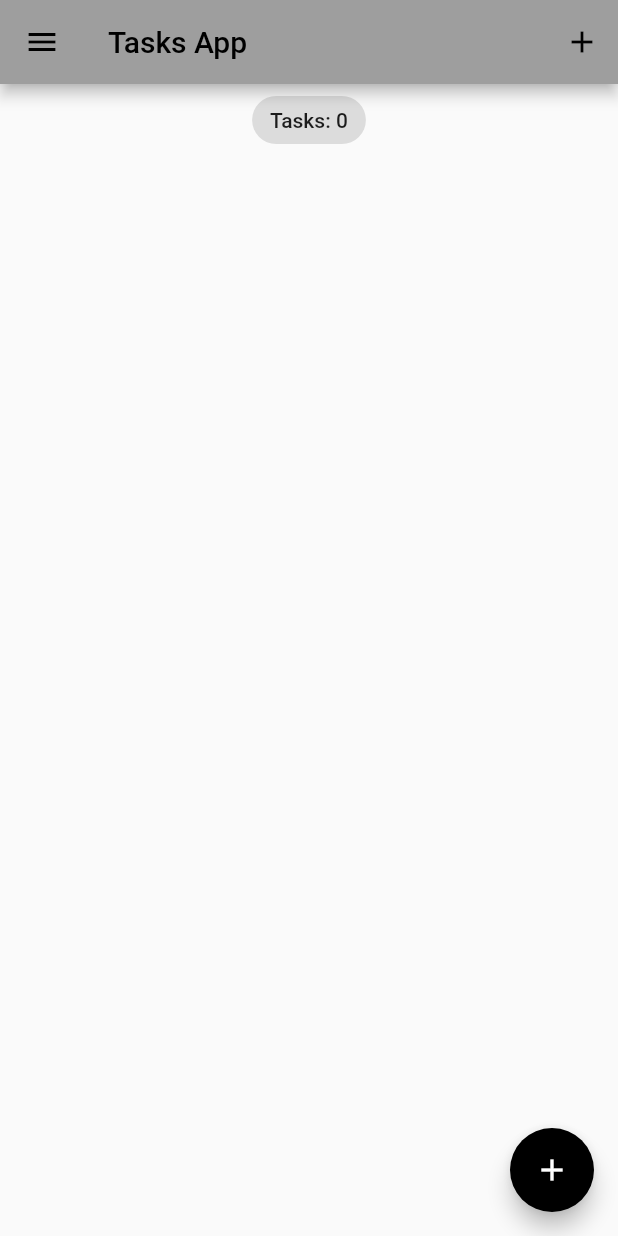
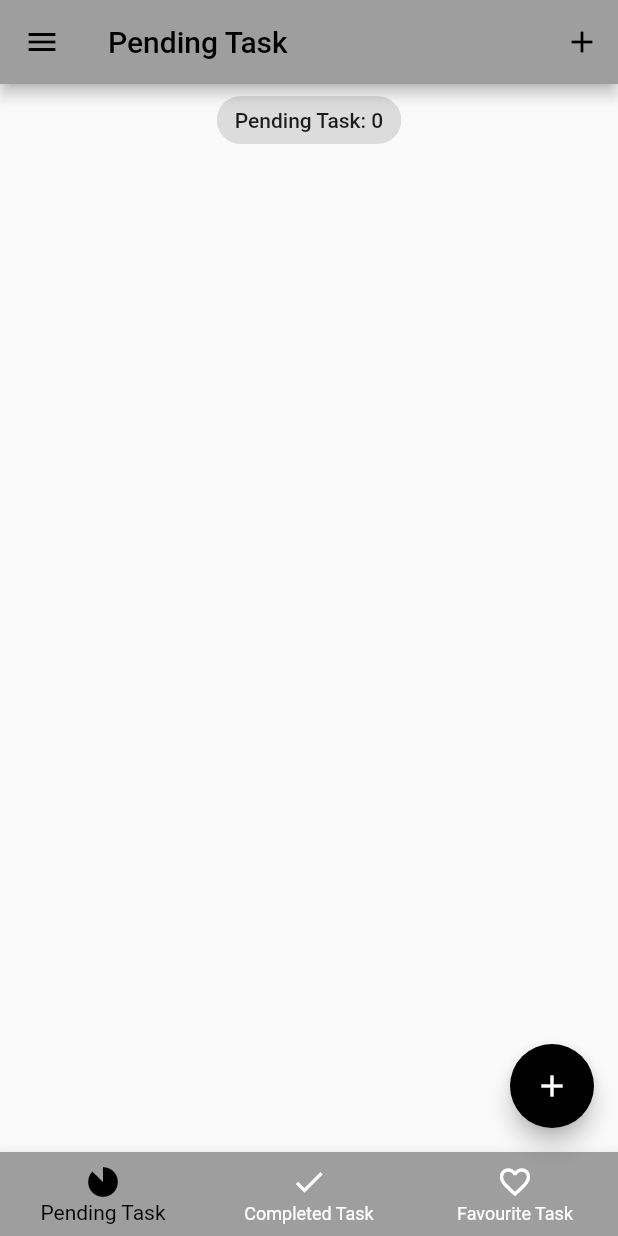
Before and after one commit to quanganhnguyen001/Task_App, a Flutter app: the screen it shows after launch, on a phone screen of 412 x 824 dp. Run offline on Flutter 3.47's test engine with Material 2 defaults, Android fonts, the phone set to English and light mode, and no system bars; our stand-ins replace bloc, equatable, flutter_bloc, hydrated_bloc.

Commit message:
Add Multiple Screens

```diff
--- a/task_app/lib/blocs/task_bloc/task_bloc.dart
+++ b/task_app/lib/blocs/task_bloc/task_bloc.dart
@@ -18,7 +18,9 @@ class TaskBloc extends HydratedBloc<TaskEvent, TaskState> {
   void _onAddTask(AddTask event, Emitter<TaskState> emit) {
     final state = this.state;
     emit(TaskState(
-      allTask: List.from(state.allTask)..add(event.task),
+      pendingTask: List.from(state.pendingTask)..add(event.task),
+      completedTask: state.completedTask,
+      favoriteTask: state.favoriteTask,
       removeTask: state.removeTask,
     ));
   }
@@ -26,26 +28,44 @@ class TaskBloc extends HydratedBloc<TaskEvent, TaskState> {
   void _onUpdateTask(UpdateTask event, Emitter<TaskState> emit) {
     final state = this.state;
     final task = event.task;
-    final int index = state.allTask.indexOf(task);
-    List<Task> allTask = List.from(state.allTask)..remove(task);
+
+    List<Task> pendingTask = state.pendingTask;
+    List<Task> completedTask = state.completedTask;
     task.isDone == false
-        ? allTask.insert(index, task.copyWith(isDone: true))
-        : allTask.insert(index, task.copyWith(isDone: false));
+        ? {
+            pendingTask = List.from(pendingTask)..remove(task),
+            completedTask = List.from(completedTask)
+              ..insert(0, task.copyWith(isDone: true)),
+          }
+        : {
+            completedTask = List.from(completedTask)..remove(task),
+            pendingTask = List.from(pendingTask)
+              ..insert(0, task.copyWith(isDone: false)),
+          };
 
-    emit(TaskState(allTask: allTask, removeTask: state.removeTask));
+    emit(TaskState(
+      pendingTask: pendingTask,
+      completedTask: completedTask,
+      favoriteTask: state.favoriteTask,
+      removeTask: state.removeTask,
+    ));
   }
 
   void _onDeleteTask(DeleteTask event, Emitter<TaskState> emit) {
     final state = this.state;
     emit(TaskState(
-        allTask: state.allTask,
+        pendingTask: state.pendingTask,
+        completedTask: state.completedTask,
+        favoriteTask: state.favoriteTask,
         removeTask: List.from(state.removeTask)..remove(event.task)));
   }
 
   void _onRemoveTask(RemoveTask event, Emitter<TaskState> emit) {
     final state = this.state;
     emit(TaskState(
-      allTask: List.from(state.allTask)..remove(event.task),
+      pendingTask: List.from(state.pendingTask)..remove(event.task),
+      completedTask: List.from(state.completedTask)..remove(event.task),
+      favoriteTask: List.from(state.favoriteTask)..remove(event.task),
       removeTask: List.from(state.removeTask)
         ..add(event.task.copyWith(isDeleted: true)),
     ));
--- a/task_app/lib/blocs/task_bloc/task_state.dart
+++ b/task_app/lib/blocs/task_bloc/task_state.dart
@@ -1,18 +1,33 @@
 part of 'task_bloc.dart';
 
 class TaskState extends Equatable {
-  final List<Task> allTask;
+  final List<Task> pendingTask;
+  final List<Task> completedTask;
+  final List<Task> favoriteTask;
   final List<Task> removeTask;
-  const TaskState(
-      {this.allTask = const <Task>[], this.removeTask = const <Task>[]});
+  const TaskState({
+    this.pendingTask = const <Task>[],
+    this.completedTask = const <Task>[],
+    this.favoriteTask = const <Task>[],
+    this.removeTask = const <Task>[],
+  });
 
   @override
-  List<Object> get props => [allTask, removeTask];
+  List<Object> get props => [
+        pendingTask,
+        completedTask,
+        favoriteTask,
+        removeTask,
+      ];
 
   Map<String, dynamic> toMap() {
     final result = <String, dynamic>{};
 
-    result.addAll({'allTask': allTask.map((x) => x.toMap()).toList()});
+    result.addAll({'pendingTask': pendingTask.map((x) => x.toMap()).toList()});
+    result.addAll(
+        {'completedTask': completedTask.map((x) => x.toMap()).toList()});
+    result
+        .addAll({'favoriteTask': favoriteTask.map((x) => x.toMap()).toList()});
     result.addAll({'removeTask': removeTask.map((x) => x.toMap()).toList()});
 
     return result;
@@ -20,7 +35,12 @@ class TaskState extends Equatable {
 
   factory TaskState.fromMap(Map<String, dynamic> map) {
     return TaskState(
-      allTask: List<Task>.from(map['allTask']?.map((x) => Task.fromMap(x))),
+      pendingTask:
+          List<Task>.from(map['pendingTask']?.map((x) => Task.fromMap(x))),
+      completedTask:
+          List<Task>.from(map['completedTask']?.map((x) => Task.fromMap(x))),
+      favoriteTask:
+          List<Task>.from(map['favoriteTask']?.map((x) => Task.fromMap(x))),
       removeTask:
           List<Task>.from(map['removeTask']?.map((x) => Task.fromMap(x))),
     );
--- a/task_app/lib/main.dart
+++ b/task_app/lib/main.dart
@@ -3,11 +3,12 @@ import 'package:flutter_bloc/flutter_bloc.dart';
 import 'package:hydrated_bloc/hydrated_bloc.dart';
 import 'package:path_provider/path_provider.dart';
 import 'package:task_app/blocs/switch_bloc/switch_bloc.dart';
+import 'package:task_app/screens/tab_screens.dart';
 import 'package:task_app/services/app_theme.dart';
 import 'package:task_app/services/router.dart';
 
 import 'blocs/task_bloc/task_bloc.dart';
-import 'screens/home_screens.dart';
+import 'screens/pending_screens.dart';
 
 void main() async {
   WidgetsFlutterBinding.ensureInitialized();
@@ -40,7 +41,7 @@ class MyApp extends StatelessWidget {
             theme: state.switchValue
                 ? AppThemes.appThemeData[AppTheme.darkTheme]
                 : AppThemes.appThemeData[AppTheme.lightTheme],
-            home: HomeScreens(),
+            home: TabScreens(),
             onGenerateRoute: appRouter.onGenerateRoute,
           );
         },
--- a/task_app/lib/screens/home_screens.dart
+++ /dev/null
@@ -1,66 +0,0 @@
-import 'package:flutter/material.dart';
-import 'package:flutter_bloc/flutter_bloc.dart';
-
-import 'package:task_app/models/task.dart';
-import 'package:task_app/screens/drawer_screens.dart';
-
-import '../blocs/task_bloc/task_bloc.dart';
-import '../widget/add_task.dart';
-import '../widget/task_list.dart';
-
-class HomeScreens extends StatelessWidget {
-  const HomeScreens({Key? key}) : super(key: key);
-  static const name = '/task_screens';
-  void _addTask(BuildContext context) {
-    showModalBottomSheet(
-        context: context,
-        builder: (context) {
-          return SingleChildScrollView(
-            child: AddTaskScreens(),
-          );
-        });
-  }
-
-  @override
-  Widget build(BuildContext context) {
-    return BlocBuilder<TaskBloc, TaskState>(
-      builder: (context, state) {
-        List<Task> taskList = state.allTask;
-        return Scaffold(
-          appBar: AppBar(
-            title: const Text('Tasks App'),
-            actions: [
-              IconButton(
-                onPressed: () {
-                  _addTask(context);
-                },
-                icon: const Icon(Icons.add),
-              )
-            ],
-          ),
-          drawer: DrawerScreens(),
-          body: Column(
-            crossAxisAlignment: CrossAxisAlignment.center,
-            children: [
-              Center(
-                child: Chip(
-                  label: Text(
-                    'Tasks: ${state.allTask.length}',
-                  ),
-                ),
-              ),
-              TaskList(taskList: taskList),
-            ],
-          ),
-          floatingActionButton: FloatingActionButton(
-            onPressed: () {
-              _addTask(context);
-            },
-            tooltip: 'Add Task',
-            child: const Icon(Icons.add),
-          ),
-        );
-      },
-    );
-  }
-}
--- /dev/null
+++ b/task_app/lib/screens/pending_screens.dart
@@ -0,0 +1,36 @@
+import 'package:flutter/material.dart';
+import 'package:flutter_bloc/flutter_bloc.dart';
+
+import 'package:task_app/models/task.dart';
+import 'package:task_app/screens/drawer_screens.dart';
+
+import '../blocs/task_bloc/task_bloc.dart';
+import '../widget/add_task.dart';
+import '../widget/task_list.dart';
+
+class PendingScreens extends StatelessWidget {
+  const PendingScreens({Key? key}) : super(key: key);
+  static const name = '/task_screens';
+
+  @override
+  Widget build(BuildContext context) {
+    return BlocBuilder<TaskBloc, TaskState>(
+      builder: (context, state) {
+        List<Task> taskList = state.pendingTask;
+        return Column(
+          crossAxisAlignment: CrossAxisAlignment.center,
+          children: [
+            Center(
+              child: Chip(
+                label: Text(
+                  'Pending Task: ${taskList.length}',
+                ),
+              ),
+            ),
+            TaskList(taskList: taskList),
+          ],
+        );
+      },
+    );
+  }
+}
--- /dev/null
+++ b/task_app/lib/screens/tab_screens.dart
@@ -0,0 +1,80 @@
+import 'package:flutter/material.dart';
+import 'package:task_app/screens/completed_task.dart';
+import 'package:task_app/screens/drawer_screens.dart';
+import 'package:task_app/screens/favourite_task.dart';
+import 'package:task_app/screens/pending_screens.dart';
+
+import '../widget/add_task.dart';
+
+class TabScreens extends StatefulWidget {
+  TabScreens({Key? key}) : super(key: key);
+
+  static const name = '/tab_screens';
+
+  @override
+  State<TabScreens> createState() => _TabScreensState();
+}
+
+class _TabScreensState extends State<TabScreens> {
+  final List<Map<String, dynamic>> _pageDetails = [
+    {'pageName': PendingScreens(), 'title': 'Pending Task'},
+    {'pageName': CompletedTask(), 'title': 'Completed Task'},
+    {'pageName': FavouriteTask(), 'title': 'Favourite Task'},
+  ];
+
+  var _selectedPageIndex = 0;
+
+  void _addTask(BuildContext context) {
+    showModalBottomSheet(
+        context: context,
+        builder: (context) {
+          return SingleChildScrollView(
+            child: AddTaskScreens(),
+          );
+        });
+  }
+
+  @override
+  Widget build(BuildContext context) {
+    return Scaffold(
+      appBar: AppBar(
+        title: Text(_pageDetails[_selectedPageIndex]['title']),
+        actions: [
+          IconButton(
+            onPressed: () {
+              _addTask(context);
+            },
+            icon: const Icon(Icons.add),
+          ),
+        ],
+      ),
+      drawer: DrawerScreens(),
+      body: _pageDetails[_selectedPageIndex]['pageName'],
+      floatingActionButton: _selectedPageIndex == 0
+          ? FloatingActionButton(
+              onPressed: () {
+                _addTask(context);
+              },
+              tooltip: 'Add Task',
+              child: const Icon(Icons.add),
+            )
+          : null,
+      bottomNavigationBar: BottomNavigationBar(
+        currentIndex: _selectedPageIndex,
+        onTap: (index) {
+          setState(() {
+            _selectedPageIndex = index;
+          });
+        },
+        items: [
+          BottomNavigationBarItem(
+              icon: Icon(Icons.incomplete_circle_sharp), label: 'Pending Task'),
+          BottomNavigationBarItem(
+              icon: Icon(Icons.done), label: 'Completed Task'),
+          BottomNavigationBarItem(
+              icon: Icon(Icons.favorite_outline), label: 'Favourite Task'),
+        ],
+      ),
+    );
+  }
+}
```
Also changed, not shown: task_app/lib/screens/completed_task.dart (added, +36 -0 lines), task_app/lib/screens/drawer_screens.dart (+4 -3 lines), task_app/lib/screens/favourite_task.dart (added, +36 -0 lines), task_app/lib/services/router.dart (+4 -3 lines).
